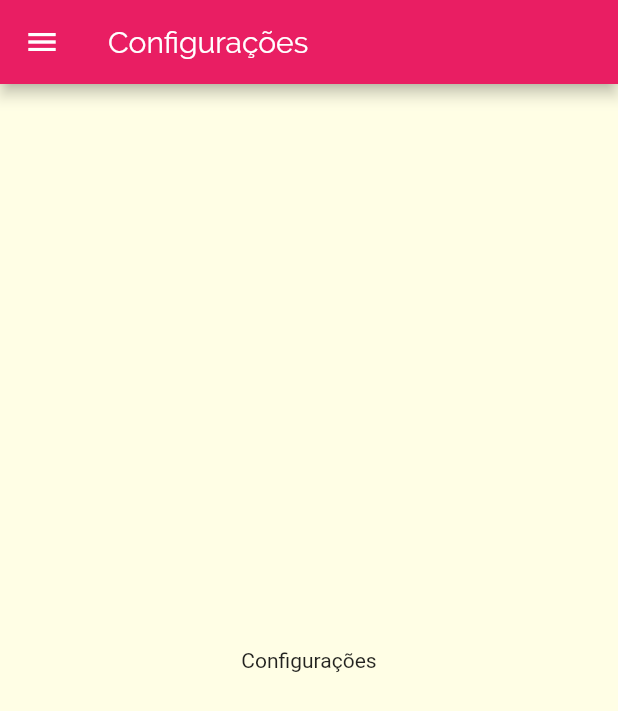
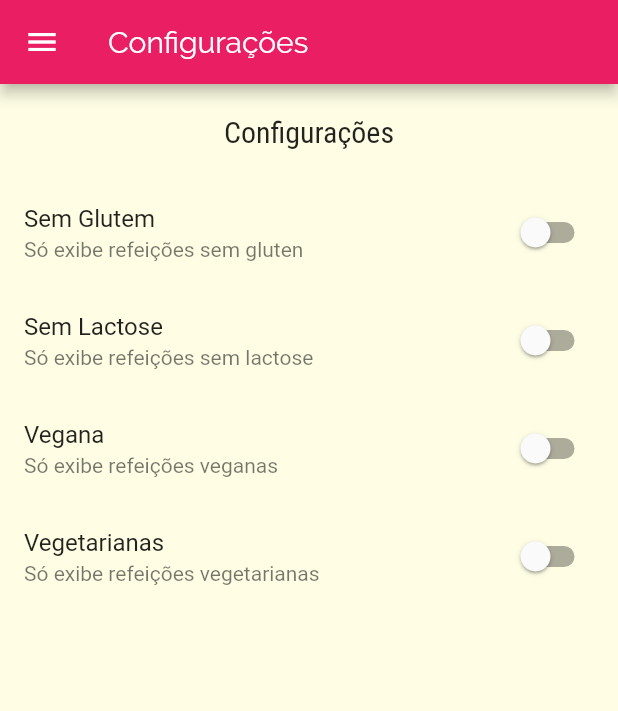
Before and after one commit to tocalopes/Flutter-app-recepies-dart, a Flutter app: the SettingsScreen screen opened by its route, on a phone screen of 412 x 824 dp. Shown: the top 711 px of the screen. Run offline on Flutter 3.47's test engine with Material 2 defaults, Android fonts, the phone set to English and light mode, and no system bars.

Commit message:
Settings screen structure

```diff
--- /dev/null
+++ b/lib/models/settings.dart
@@ -0,0 +1,15 @@
+class Settings{
+
+  bool isGlutenFree;
+  bool isLactoseFree;
+  bool isVegan;
+  bool isVegetarian;
+
+  Settings({
+    this.isGlutenFree = false,
+    this.isLactoseFree = false,
+    this.isVegan = false,
+    this.isVegetarian = false,
+  });
+
+}
--- a/lib/screens/settings_screen.dart
+++ b/lib/screens/settings_screen.dart
@@ -1,7 +1,29 @@
 import 'package:flutter/material.dart';
 import 'package:recepies_foods/components/main_drawer.dart';
+import 'package:recepies_foods/models/settings.dart';
 
-class SettingsScreen extends StatelessWidget {
+class SettingsScreen extends StatefulWidget {
+  @override
+  _SettingsScreenState createState() => _SettingsScreenState();
+}
+
+class _SettingsScreenState extends State<SettingsScreen> {
+  var settings = Settings();
+
+  Widget _createSwitch(
+    String title,
+    String subtitle,
+    bool value,
+    Function onChanged,
+  ) {
+    return SwitchListTile.adaptive(
+      title: Text(title),
+      subtitle: Text(subtitle),
+      value: value,
+      onChanged: onChanged,
+    );
+  }
+
   @override
   Widget build(BuildContext context) {
     return Scaffold(
@@ -9,8 +31,44 @@ class SettingsScreen extends StatelessWidget {
         title: Text('Configurações'),
       ),
       drawer: MainDrawer(),
-      body: Center(
-        child: Text("Configurações"),
+      body: Column(
+        children: [
+          Container(
+              padding: EdgeInsets.all(20),
+              child: Text(
+                'Configurações',
+                style: Theme.of(context).textTheme.headline6,
+              )),
+          Expanded(
+            child: ListView(
+              children: [
+                _createSwitch(
+                  'Sem Glutem',
+                  'Só exibe refeições sem gluten',
+                  settings.isGlutenFree,
+                  (value) => setState(() => settings.isGlutenFree = value),
+                ),
+                _createSwitch(
+                  'Sem Lactose',
+                  'Só exibe refeições sem lactose',
+                  settings.isLactoseFree,
+                  (value) => setState(() => settings.isLactoseFree = value),
+                ),
+                _createSwitch(
+                  'Vegana',
+                  'Só exibe refeições veganas',
+                  settings.isVegan,
+                  (value) => setState(() => settings.isVegan = value),
+                ),_createSwitch(
+                  'Vegetarianas',
+                  'Só exibe refeições vegetarianas',
+                  settings.isVegan,
+                  (value) => setState(() => settings.isVegetarian = value),
+                ),
+              ],
+            ),
+          ),
+        ],
       ),
     );
   }
```
